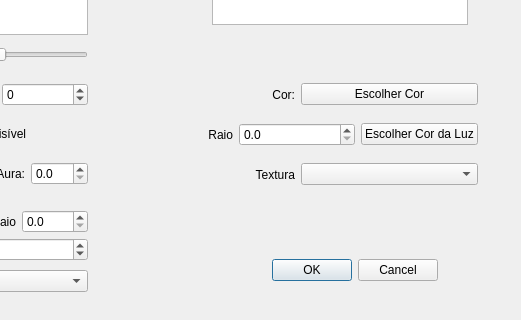
Before: the Qt Designer form ifg/qt/ui/entidade.ui in matferib/tabuleiro-virtual, drawn with Qt 5; both pictures show x 293 to 814 and y 196 to 516 of the 814 by 516 pixel window.
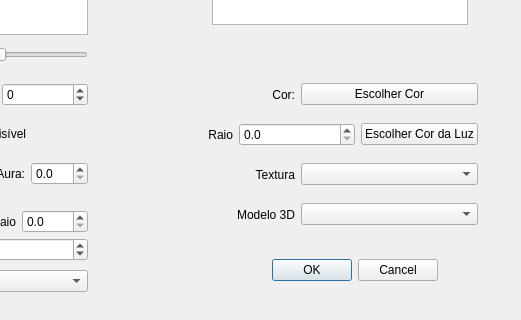
After: the same form once the commit is applied.

Commit message: combo de modelo 3d

What changed in the file:
```diff
--- a/ifg/qt/ui/entidade.ui
+++ b/ifg/qt/ui/entidade.ui
@@ -693,6 +693,31 @@
     </item>
    </layout>
   </widget>
+  <widget class="QWidget" name="horizontalLayoutWidget_9">
+   <property name="geometry">
+    <rect>
+     <x>410</x>
+     <y>390</y>
+     <width>361</width>
+     <height>41</height>
+    </rect>
+   </property>
+   <layout class="QHBoxLayout" name="horizontalLayout_21">
+    <item>
+     <widget class="QLabel" name="label_16">
+      <property name="text">
+       <string>Modelo 3D</string>
+      </property>
+      <property name="alignment">
+       <set>Qt::AlignRight|Qt::AlignTrailing|Qt::AlignVCenter</set>
+      </property>
+     </widget>
+    </item>
+    <item>
+     <widget class="QComboBox" name="combo_modelos_3d"/>
+    </item>
+   </layout>
+  </widget>
  </widget>
  <resources/>
  <connections>
```
The commit also changes 2 other files.
